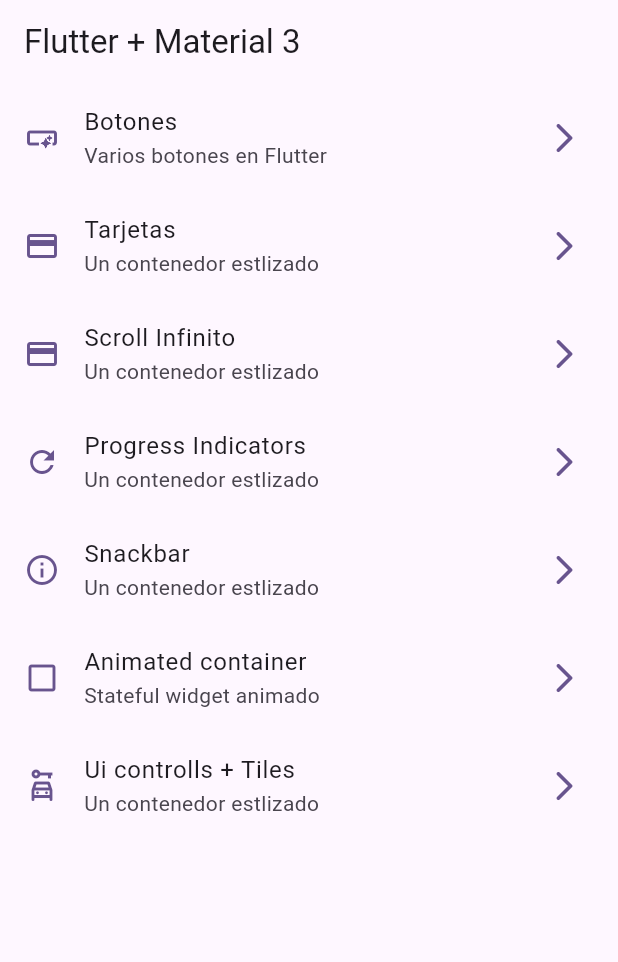
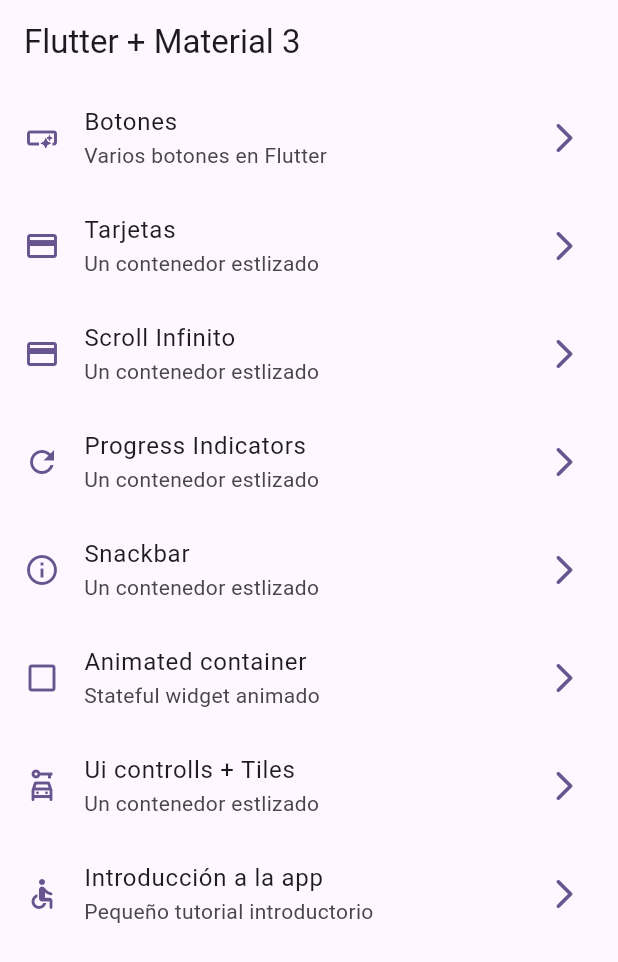
Before and after one commit to JorgeMunarriz/widgets_app, a Flutter app: the screen it shows after launch, on a phone screen of 412 x 824 dp. Shown: the top 962 px of the screen. Run offline on Flutter 3.47's test engine with Material 3 defaults, Android fonts, the phone set to English and light mode, and no system bars; our stand-ins replace go_router.

```diff
--- a/lib/config/menu/menu_items.dart
+++ b/lib/config/menu/menu_items.dart
@@ -57,4 +57,10 @@ const appMenuItems = <MenuItem>[
     link: '/ui-controls',
     icon: Icons.car_rental_outlined,
   ),
+  MenuItem(
+    title: 'Introducción a la app',
+    subtitle: 'Pequeño tutorial introductorio',
+    link: '/tutorial',
+    icon: Icons.accessible_rounded,
+  ),
 ];
--- a/lib/config/router/app_router.dart
+++ b/lib/config/router/app_router.dart
@@ -45,5 +45,10 @@ final appRouter = GoRouter(
       name: UiControlsScreen.name,
       builder: (context, state) => const UiControlsScreen(),
     ),
+    GoRoute(
+      path: '/tutorial',
+      name: AppTutorialScreen.name,
+      builder: (context, state) => const AppTutorialScreen(),
+    ),
   ],
 );
```
Also changed, not shown: pubspec.yaml (+5 -2 lines), assets/images/1.png (added), assets/images/2.png (added), assets/images/3.png (added), assets/images/jar-loading.gif (added).
